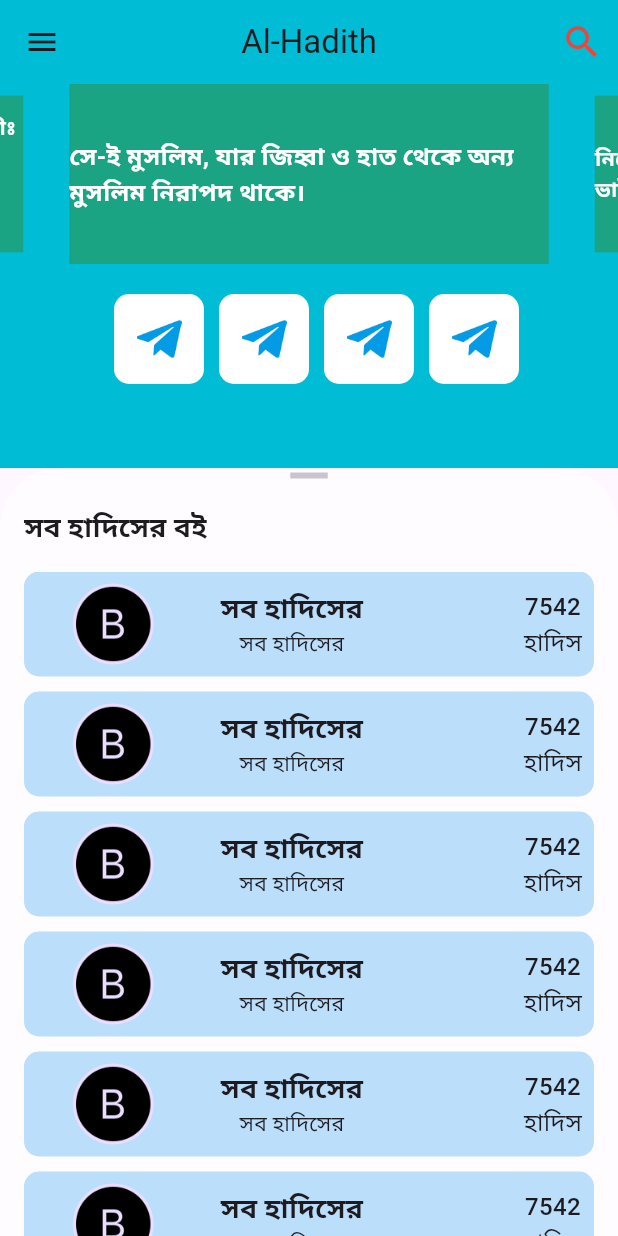
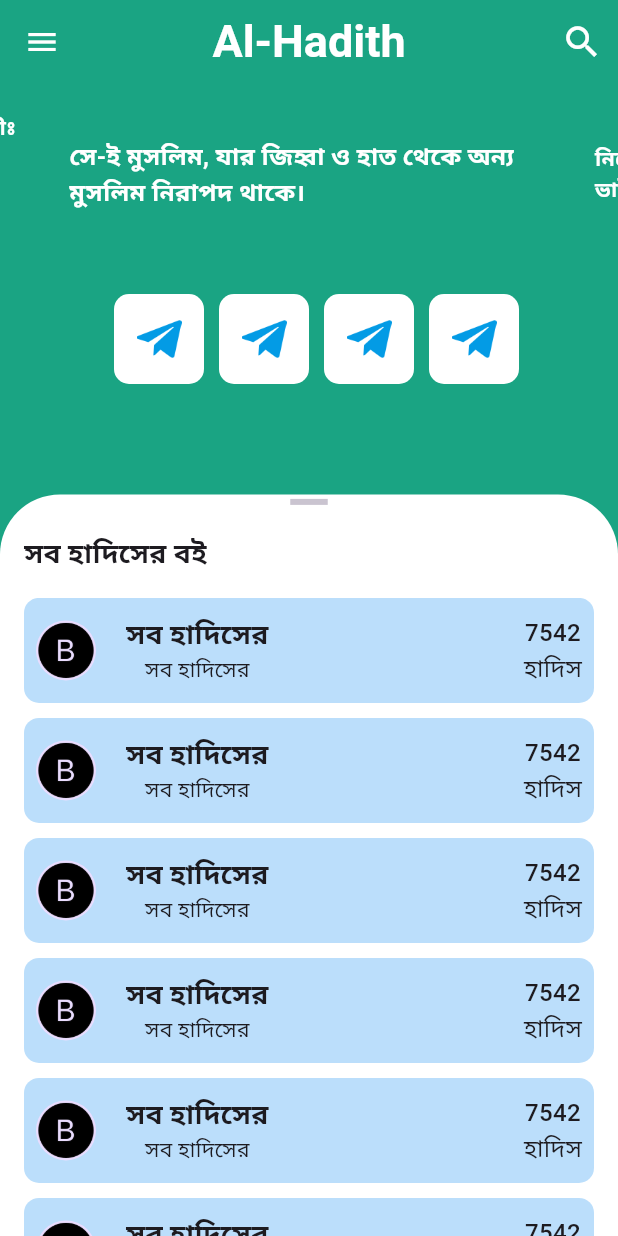
Before and after one commit to faisaldevs/al-hadith, a Flutter app: the screen it shows after launch, on a phone screen of 412 x 824 dp. Run offline on Flutter 3.47's test engine with Material 3 defaults, Android fonts, the phone set to English and light mode, and no system bars; drawn by our look-alikes of carousel_slider, flutter_advanced_drawer; our stand-ins replace drift, get; accounts and stored records are empty.

Commit message:
Home page Ui & Routes setup

```diff
--- a/lib/app/screens/drawer/drawer.dart
+++ b/lib/app/screens/drawer/drawer.dart
@@ -1,6 +1,7 @@
 import 'package:flutter/material.dart';
 import 'package:flutter_advanced_drawer/flutter_advanced_drawer.dart';
 
+import '../../theme/app_colors.dart';
 import '../home_page/homeDetails.dart';
 
 class HomePage extends StatefulWidget {
@@ -66,7 +67,7 @@ class _HomePageState extends State<HomePage> {
                     shape: BoxShape.circle,
                   ),
                   child: Image.asset(
-                    'assets/images/flutter_logo.png',
+                    'assets/listTile.png',
                   ),
                 ),
                 ListTile(
@@ -109,9 +110,9 @@ class _HomePageState extends State<HomePage> {
       ),
       child: Scaffold(
         appBar: AppBar(
-          backgroundColor: Colors.cyan,
+          backgroundColor: AppColors.primaryColor,
           elevation: 0,
-          title: const Text('Al-Hadith'),
+          title: const Text('Al-Hadith',style: TextStyle(color: Colors.white,fontWeight: FontWeight.bold,fontSize: 30),),
           centerTitle: true,
           leading: IconButton(
             onPressed: _handleMenuButtonPressed,
@@ -119,10 +120,11 @@ class _HomePageState extends State<HomePage> {
               valueListenable: _advancedDrawerController,
               builder: (_, value, __) {
                 return AnimatedSwitcher(
-                  duration: Duration(milliseconds: 250),
+                  duration: const Duration(milliseconds: 250),
                   child: Icon(
                     value.visible ? Icons.clear : Icons.menu,
                     key: ValueKey<bool>(value.visible),
+                    color: Colors.white,
                   ),
                 );
               },
@@ -131,6 +133,7 @@ class _HomePageState extends State<HomePage> {
           actions: [
             IconButton(
                 style: const ButtonStyle(
+
                   backgroundColor: MaterialStatePropertyAll(Colors.transparent),
                   foregroundColor: MaterialStatePropertyAll(Colors.transparent),
                   overlayColor: MaterialStatePropertyAll(Colors.transparent),
@@ -140,7 +143,7 @@ class _HomePageState extends State<HomePage> {
                 },
                 icon: const Icon(
                   Icons.search,
-                  color: Colors.red,
+                  color: Colors.white,
                   size: 28,
                 )),
           ],
--- a/lib/app/screens/home_page/components/home_list_tile.dart
+++ b/lib/app/screens/home_page/components/home_list_tile.dart
@@ -8,9 +8,10 @@ class HomeListTile extends StatelessWidget {
   @override
   Widget build(BuildContext context) {
     return Container(
-      margin: const EdgeInsets.symmetric(horizontal: 16),
+      // margin: const EdgeInsets.symmetric(horizontal: 16),
+      margin: const EdgeInsets.only(bottom: 10, left: 16, right: 16),
       padding: const EdgeInsets.all(8),
-      width: Get.width,
+      width: Get.width * .8, // --------width----------
       height: 70,
       decoration: BoxDecoration(
         color: Colors.blue[100],
@@ -21,14 +22,14 @@ class HomeListTile extends StatelessWidget {
         crossAxisAlignment: CrossAxisAlignment.center,
         children: [
           SizedBox(
-            width: Get.width * .6,
+            // width: Get.width * .6,
             child: Row(
               // mainAxisAlignment: MainAxisAlignment.spaceAround,
               crossAxisAlignment: CrossAxisAlignment.center,
 
               children: [
                 Container(
-                  width: Get.width * .25,
+                  // width: Get.width * .25,
                   height: Get.height,
                   margin: const EdgeInsets.only(right: 20),
                   child: CircleAvatar(
--- a/lib/app/screens/home_page/homeDetails.dart
+++ b/lib/app/screens/home_page/homeDetails.dart
@@ -1,5 +1,6 @@
 import 'package:flutter/material.dart';
 import 'package:get/get.dart';
+import '../../theme/app_colors.dart';
 import '../slider/slider.dart';
 import 'components/body_icons.dart';
 import 'components/home_list_tile.dart';
@@ -18,18 +19,19 @@ class HomeDetails extends StatelessWidget {
   @override
   Widget build(BuildContext context) {
     return Scaffold(
+      backgroundColor: AppColors.primaryColor,
       body: SafeArea(
         child: Container(
           height: Get.height,
           width: Get.width,
-          child: Column(
+          child: Stack(
             children: [
-              Expanded(
-                flex: 2,
+              Align(
+                alignment: Alignment.topCenter,
                 child: Container(
                   height: Get.height * .3,
                   width: Get.width,
-                  color: Colors.cyan,
+                  color: AppColors.primaryColor,
                   child: Column(
                     children: [
                       // -----------slider------------
@@ -44,17 +46,17 @@ class HomeDetails extends StatelessWidget {
                   ),
                 ),
               ),
-              Expanded(
-                flex: 4,
+              Align(
+                alignment: Alignment.bottomCenter,
                 child: Container(
                   decoration: const BoxDecoration(
-                    color: Colors.white60,
+                    color: Colors.white,
                     borderRadius: BorderRadius.only(
                         topLeft: Radius.circular(40),
                         topRight: Radius.circular(40)),
                   ),
                   height: Get.height * .6,
-                  width: Get.width,
+                  width: Get.width, // --------width----------
                   // padding: EdgeInsets.only(top: 10),
                   child: Column(
                     children: [
@@ -84,10 +86,7 @@ class HomeDetails extends StatelessWidget {
                           shrinkWrap: true,
                           itemCount: 40,
                           itemBuilder: (BuildContext context, int index) {
-                            return Container(
-                              margin: const EdgeInsets.only(bottom: 10),
-                              child: const HomeListTile(),
-                            );
+                            return const HomeListTile();
                           },
                         ),
                       ),
```
